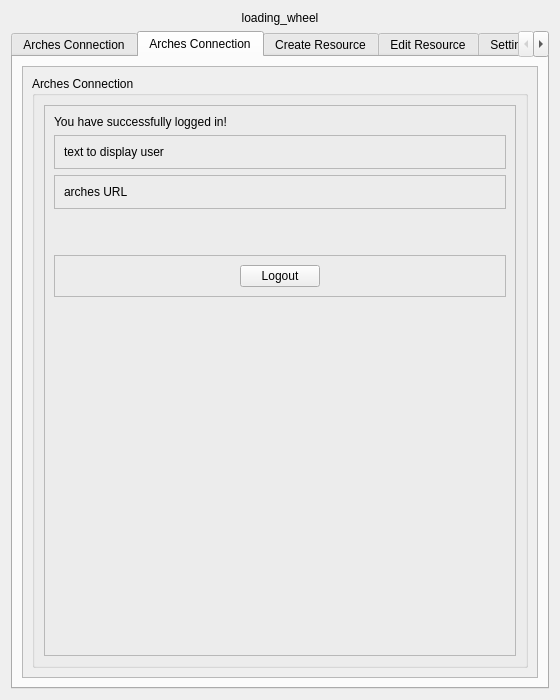
Above: arches_project/ui/arches_project_dialog_base.ui from archesproject/arches-qgis before the change. Below: the same form after it.
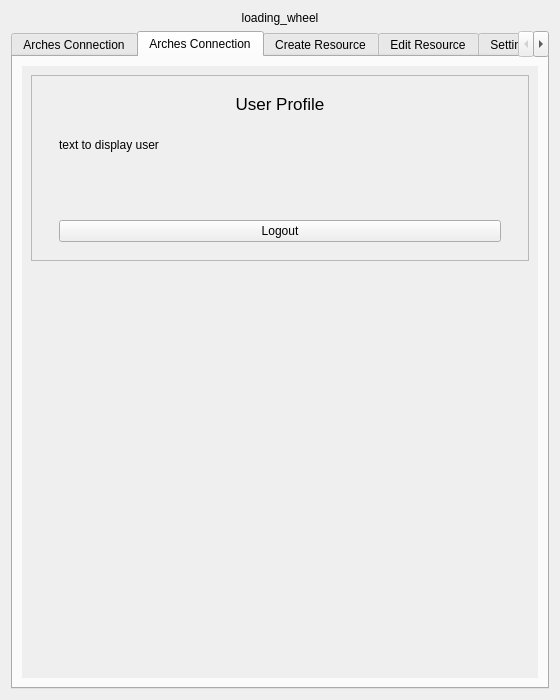
That is the form after the change. The open tabs and pages were chosen to show the change. Icons and pictures are not drawn.

Commit message: Update user profile/logged in view, rename widgets

Patch:
```diff
--- a/arches_project/ui/arches_project_dialog_base.ui
+++ b/arches_project/ui/arches_project_dialog_base.ui
@@ -344,6 +344,9 @@
       <layout class="QVBoxLayout" name="verticalLayout_29">
        <item>
         <widget class="QScrollArea" name="scrollArea_5">
+         <property name="frameShape">
+          <enum>QFrame::NoFrame</enum>
+         </property>
          <property name="widgetResizable">
           <bool>true</bool>
          </property>
@@ -352,37 +355,58 @@
            <rect>
             <x>0</x>
             <y>0</y>
-            <width>518</width>
-            <height>610</height>
+            <width>520</width>
+            <height>612</height>
            </rect>
           </property>
           <layout class="QVBoxLayout" name="verticalLayout_28">
            <item>
-            <widget class="QGroupBox" name="groupBox_5">
-             <property name="title">
-              <string>Arches Connection</string>
+            <widget class="QFrame" name="frame_2">
+             <property name="frameShape">
+              <enum>QFrame::StyledPanel</enum>
+             </property>
+             <property name="frameShadow">
+              <enum>QFrame::Raised</enum>
+             </property>
+             <layout class="QVBoxLayout" name="verticalLayout_9">
+              <property name="leftMargin">
+               <number>18</number>
+              </property>
+              <property name="rightMargin">
+               <number>18</number>
+              </property>
+              <item>
+               <widget class="QFrame" name="loginSuccessFrame">
+                <property name="frameShape">
+                 <enum>QFrame::NoFrame</enum>
+                </property>
+                <property name="frameShadow">
+                 <enum>QFrame::Raised</enum>
              </property>
              <layout class="QVBoxLayout" name="verticalLayout_27">
               <item>
-               <widget class="QFrame" name="frame_16">
-                <property name="frameShape">
-                 <enum>QFrame::StyledPanel</enum>
-                </property>
-                <property name="frameShadow">
-                 <enum>QFrame::Raised</enum>
-                </property>
-                <layout class="QVBoxLayout" name="verticalLayout_30">
-                 <item>
-                  <widget class="QLabel" name="loginSuccess">
+                  <widget class="QLabel" name="loginSuccessLabel">
+                   <property name="font">
+                    <font>
+                     <pointsize>13</pointsize>
+                     <bold>false</bold>
+                    </font>
+                   </property>
                    <property name="text">
-                    <string>You have successfully logged in!</string>
+                    <string>User Profile</string>
                    </property>
+                   <property name="alignment">
+                    <set>Qt::AlignCenter</set>
+                   </property>
+                  </widget>
+                 </item>
+                </layout>
                   </widget>
                  </item>
                  <item>
-                  <widget class="QFrame" name="archesUserFrame">
+               <widget class="QFrame" name="displayTextFrame">
                    <property name="frameShape">
-                    <enum>QFrame::StyledPanel</enum>
+                 <enum>QFrame::NoFrame</enum>
                    </property>
                    <property name="frameShadow">
                     <enum>QFrame::Raised</enum>
@@ -393,42 +417,34 @@
                       <property name="text">
                        <string>text to display user</string>
                       </property>
+                   <property name="wordWrap">
+                    <bool>true</bool>
+                   </property>
                      </widget>
                     </item>
                    </layout>
                   </widget>
                  </item>
                  <item>
-                  <widget class="QFrame" name="archesURLFrame">
+               <widget class="QFrame" name="archesUrlFrame">
                    <property name="frameShape">
-                    <enum>QFrame::StyledPanel</enum>
+                 <enum>QFrame::NoFrame</enum>
                    </property>
                    <property name="frameShadow">
                     <enum>QFrame::Raised</enum>
                    </property>
-                   <layout class="QVBoxLayout" name="verticalLayout_33">
-                    <item>
-                     <widget class="QLabel" name="displayArchesURL">
-                      <property name="text">
-                       <string>arches URL</string>
-                      </property>
-                     </widget>
-                    </item>
-                   </layout>
-                  </widget>
-                 </item>
+                <layout class="QVBoxLayout" name="verticalLayout_33"/>
+               </widget>
+              </item>
                  <item>
-                  <spacer name="verticalSpacer_6">
+               <spacer name="horizontalSpacer">
                    <property name="orientation">
-                    <enum>Qt::Vertical</enum>
-                   </property>
-                   <property name="sizeType">
-                    <enum>QSizePolicy::Fixed</enum>
+                 <enum>Qt::Horizontal</enum>
                    </property>
                    <property name="sizeHint" stdset="0">
                     <size>
-                     <width>20</width>
-                     <height>40</height>
+                  <width>40</width>
+                  <height>20</height>
                     </size>
                    </property>
                   </spacer>
@@ -436,44 +452,21 @@
                  <item>
                   <widget class="QFrame" name="logoutFrame">
                    <property name="frameShape">
-                    <enum>QFrame::StyledPanel</enum>
+                 <enum>QFrame::NoFrame</enum>
                    </property>
                    <property name="frameShadow">
                     <enum>QFrame::Raised</enum>
                    </property>
                    <layout class="QHBoxLayout" name="horizontalLayout_5">
                     <item>
-                     <spacer name="horizontalSpacer_10">
-                      <property name="orientation">
-                       <enum>Qt::Horizontal</enum>
-                      </property>
-                      <property name="sizeHint" stdset="0">
-                       <size>
-                        <width>169</width>
-                        <height>20</height>
-                       </size>
-                      </property>
-                     </spacer>
-                    </item>
-                    <item>
-                     <widget class="QPushButton" name="btnReset">
+                  <widget class="QPushButton" name="btnLogout">
                       <property name="text">
                        <string>Logout</string>
                       </property>
                      </widget>
                     </item>
-                    <item>
-                     <spacer name="horizontalSpacer_11">
-                      <property name="orientation">
-                       <enum>Qt::Horizontal</enum>
-                      </property>
-                      <property name="sizeHint" stdset="0">
-                       <size>
-                        <width>169</width>
-                        <height>20</height>
-                       </size>
-                      </property>
-                     </spacer>
+                </layout>
+               </widget>
                     </item>
                    </layout>
                   </widget>
@@ -490,12 +483,6 @@
                     </size>
                    </property>
                   </spacer>
-                 </item>
-                </layout>
-               </widget>
-              </item>
-             </layout>
-            </widget>
            </item>
           </layout>
          </widget>
```
Left out of the diff: 2 changed lines with no effect on the pictures. Lines whose indentation alone changed are shown as unchanged. The commit also changes 4 other files.
